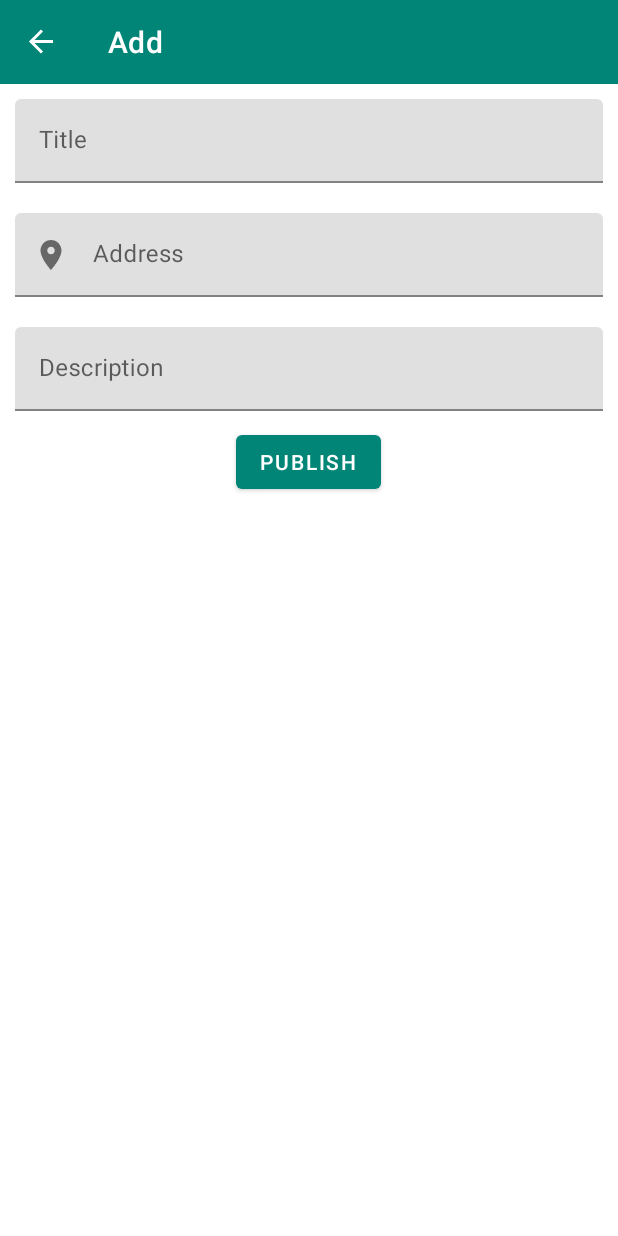
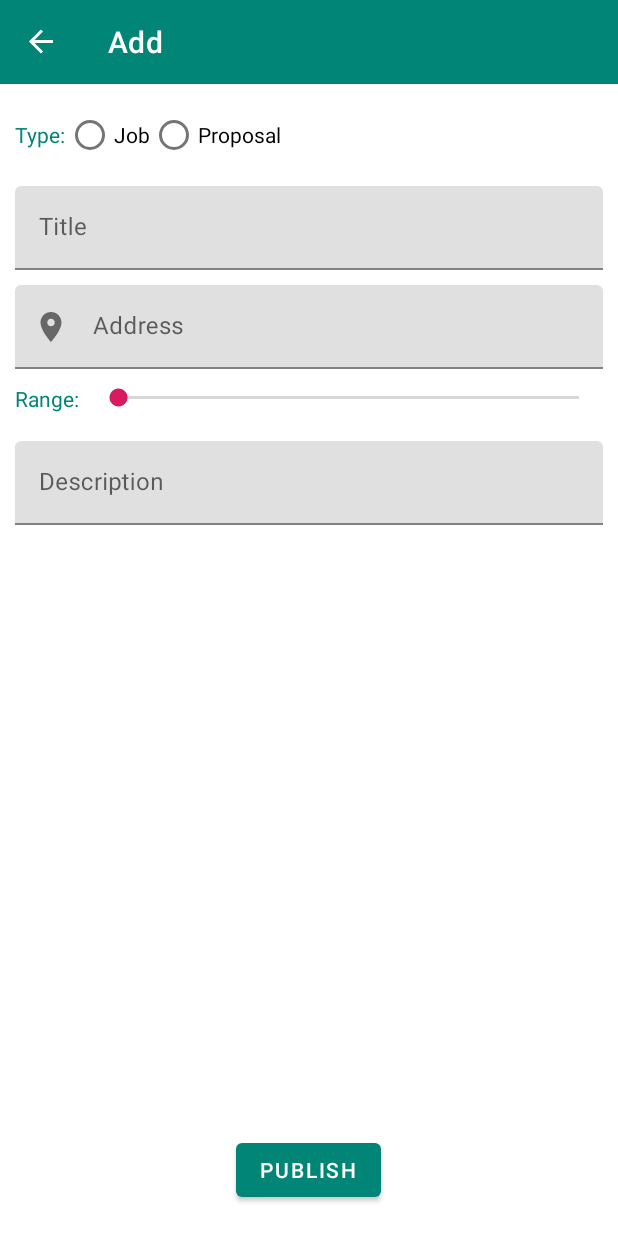
Before and after one commit to nicomazz/LocalJobs, an Android app: the AddFragment screen opened through its navigation route, on a phone screen of 412 x 824 dp. Run offline under Robolectric (Android 15) with nearby library versions, the phone set to English and light mode, and no system bars; our stand-ins replace Firebase (no records; nobody signed in at launch, a user with empty details on screens opened directly), navigation-ui; libraries missing offline, so code that uses them is left out: com.firebase.ui.

Commit message:
moved form inside a scrollview

```diff
--- a/app/src/main/res/layout/fragment_add.xml
+++ b/app/src/main/res/layout/fragment_add.xml
@@ -1,16 +1,45 @@
 <?xml version="1.0" encoding="utf-8"?>
-<LinearLayout xmlns:android="http://schemas.android.com/apk/res/android"
+<FrameLayout xmlns:android="http://schemas.android.com/apk/res/android"
              xmlns:tools="http://schemas.android.com/tools"
+             xmlns:app="http://schemas.android.com/apk/res-auto"
              android:layout_width="match_parent"
-                android:layout_height="match_parent" xmlns:app="http://schemas.android.com/apk/res-auto"
-                tools:context=".AddFragment"
-                android:orientation="vertical">
+             android:layout_height="match_parent">
+
+    <ScrollView android:layout_width="match_parent"
+                android:layout_height="match_parent"
+                tools:context=".AddFragment">
+
+        <androidx.constraintlayout.widget.ConstraintLayout
+                android:layout_width="match_parent"
+                android:layout_height="match_parent">
+
+            <RadioGroup android:layout_width="match_parent"
+                        android:layout_height="wrap_content"
+                        android:orientation="horizontal"
+                        android:layout_margin="10dp"
+                        app:layout_constraintTop_toTopOf="parent"
+                        android:id="@+id/type_radio_group">
+                <androidx.appcompat.widget.AppCompatTextView
+                        android:layout_width="wrap_content"
+                        android:layout_height="wrap_content"
+                        android:text="@string/add_type"/>
+                <RadioButton android:id="@+id/radio_job"
+                             android:layout_width="wrap_content"
+                             android:layout_height="wrap_content"
+                             android:text="@string/radio_job"/>
+                <RadioButton android:id="@+id/radio_proposal"
+                             android:layout_width="wrap_content"
+                             android:layout_height="wrap_content"
+                             android:text="@string/radio_proposal"/>
+            </RadioGroup>
 
             <com.google.android.material.textfield.TextInputLayout
                     android:layout_width="match_parent"
                     android:layout_height="wrap_content"
                     android:hint="@string/title_hint"
-            android:layout_margin="10dp">
+                    android:layout_margin="10dp"
+                    app:layout_constraintTop_toBottomOf="@id/type_radio_group"
+                    android:id="@+id/title_edit_text">
 
                 <com.google.android.material.textfield.TextInputEditText
                         android:layout_width="match_parent"
@@ -23,7 +52,9 @@
                     android:layout_height="wrap_content"
                     app:startIconDrawable="@drawable/ic_place_black_24dp"
                     android:hint="@string/address"
-            android:layout_margin="10dp">
+                    android:layout_margin="10dp"
+                    app:layout_constraintTop_toBottomOf="@+id/title_edit_text"
+                    android:id="@+id/address_edit_text">
 
                 <com.google.android.material.textfield.TextInputEditText
                         android:layout_width="match_parent"
@@ -32,11 +63,34 @@
             </com.google.android.material.textfield.TextInputLayout>
 
 
+            <androidx.appcompat.widget.AppCompatTextView
+                    android:layout_width="wrap_content"
+                    android:layout_height="wrap_content"
+                    android:text="@string/range_text_view"
+                    android:id="@+id/range_text_view"
+                    app:layout_constraintLeft_toLeftOf="parent"
+                    app:layout_constraintTop_toBottomOf="@id/address_edit_text"
+                    android:layout_margin="10dp"/>
+
+            <androidx.appcompat.widget.AppCompatSeekBar
+                    android:layout_width="0dp"
+                    android:layout_height="wrap_content"
+                    app:layout_constraintTop_toBottomOf="@+id/address_edit_text"
+                    app:layout_constraintLeft_toRightOf="@id/range_text_view"
+                    app:layout_constraintRight_toRightOf="parent"
+                    app:layout_constraintBottom_toTopOf="@id/description_edit_text"
+                    android:id="@+id/range_seekbar"
+                    android:layout_margin="10dp"/>
+
+
             <com.google.android.material.textfield.TextInputLayout
+                    android:id="@+id/description_edit_text"
                     android:layout_width="match_parent"
                     android:layout_height="wrap_content"
                     android:layout_margin="10dp"
-            android:hint="@string/description">
+                    android:hint="@string/description"
+                    app:layout_constraintTop_toBottomOf="@id/range_seekbar"
+                    app:layout_constraintBottom_toBottomOf="parent">
 
                 <com.google.android.material.textfield.TextInputEditText
                         android:layout_width="match_parent"
@@ -44,11 +98,16 @@
 
             </com.google.android.material.textfield.TextInputLayout>
 
+        </androidx.constraintlayout.widget.ConstraintLayout>
+
+
+    </ScrollView>
+
     <com.google.android.material.button.MaterialButton
             android:layout_width="wrap_content"
             android:layout_height="wrap_content"
-            android:layout_gravity="center"
+            android:layout_margin="20dp"
+            android:layout_gravity="bottom|center"
             android:text="@string/publish"/>
 
-
-</LinearLayout>
+</FrameLayout>
--- a/app/src/main/res/values/strings.xml
+++ b/app/src/main/res/values/strings.xml
@@ -13,4 +13,8 @@
     <string name="description">Description</string>
     <string name="address">Address</string>
     <string name="publish">Publish</string>
+    <string name="radio_job">Job</string>
+    <string name="radio_proposal">Proposal</string>
+    <string name="add_type">Type: </string>
+    <string name="range_text_view">Range: </string>
 </resources>
```
Lines whose indentation alone changed are shown as unchanged.
